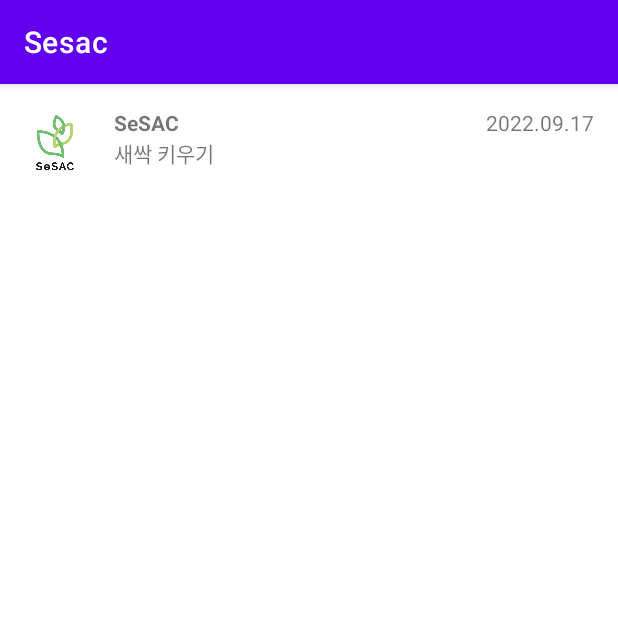
After one commit to Hong-Mu/sesac-android, an Android app: the C16Activity screen opened directly, with no data from a screen before it, on a phone screen of 412 x 824 dp, the top half of it. The commit adds this screen. Run offline under Robolectric (Android 15) with nearby library versions, the phone set to English and light mode, and no system bars.

Commit message:
C16: LinearLayout

```diff
--- a/app/src/main/AndroidManifest.xml
+++ b/app/src/main/AndroidManifest.xml
@@ -12,6 +12,13 @@
         android:supportsRtl="true"
         android:theme="@style/Theme.Sesac"
         tools:targetApi="31">
+        <activity
+            android:name=".activities.C16Activity"
+            android:exported="false">
+            <meta-data
+                android:name="android.app.lib_name"
+                android:value="" />
+        </activity>
         <activity
             android:name=".activities.C15Activity"
             android:exported="false">
--- a/app/src/main/java/com/hongmu/sesac/MainActivity.kt
+++ b/app/src/main/java/com/hongmu/sesac/MainActivity.kt
@@ -14,6 +14,7 @@ class MainActivity : AppCompatActivity() {
         setContentView(binding.root)
 
         binding.recyclerView.adapter = ActivityAdapter(listOf(
+            C16Activity::class.java,
             C15Activity::class.java,
             C14Activity::class.java,
             C13Activity::class.java,
--- /dev/null
+++ b/app/src/main/java/com/hongmu/sesac/activities/C16Activity.kt
@@ -0,0 +1,12 @@
+package com.hongmu.sesac.activities
+
+import androidx.appcompat.app.AppCompatActivity
+import android.os.Bundle
+import com.hongmu.sesac.R
+
+class C16Activity : AppCompatActivity() {
+    override fun onCreate(savedInstanceState: Bundle?) {
+        super.onCreate(savedInstanceState)
+        setContentView(R.layout.activity_c16)
+    }
+}
--- /dev/null
+++ b/app/src/main/res/layout/activity_c16.xml
@@ -0,0 +1,44 @@
+<?xml version="1.0" encoding="utf-8"?>
+<LinearLayout xmlns:android="http://schemas.android.com/apk/res/android"
+    xmlns:app="http://schemas.android.com/apk/res-auto"
+    xmlns:tools="http://schemas.android.com/tools"
+    android:layout_width="match_parent"
+    android:layout_height="match_parent"
+    android:orientation="horizontal"
+    android:padding="16dp"
+    tools:context=".activities.C16Activity">
+
+    <ImageView
+        android:layout_width="wrap_content"
+        android:layout_height="wrap_content"
+        android:maxWidth="50dp"
+        android:maxHeight="50dp"
+        android:adjustViewBounds="true"
+        android:src="@drawable/logo_1"/>
+
+    <LinearLayout
+        android:layout_width="0dp"
+        android:layout_weight="1"
+        android:layout_marginLeft="16dp"
+        android:orientation="vertical"
+        android:layout_height="wrap_content">
+
+        <TextView
+            android:textStyle="bold"
+            android:text="SeSAC"
+            android:layout_width="wrap_content"
+            android:layout_height="wrap_content"/>
+
+        <TextView
+            android:text="새싹 키우기"
+            android:layout_width="wrap_content"
+            android:layout_height="wrap_content"/>
+
+    </LinearLayout>
+
+    <TextView
+        android:text="2022.09.17"
+        android:layout_width="wrap_content"
+        android:layout_height="wrap_content"/>
+
+</LinearLayout>
```
